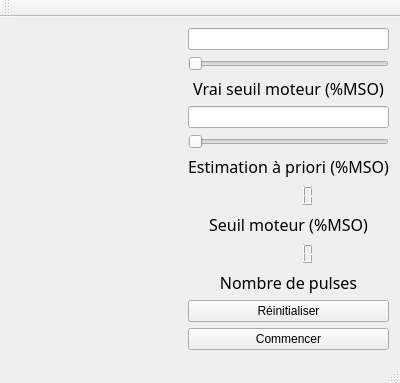
First picture: the form in mainwindow.ui, repository andreanne-lemay/PI3, before the edit.
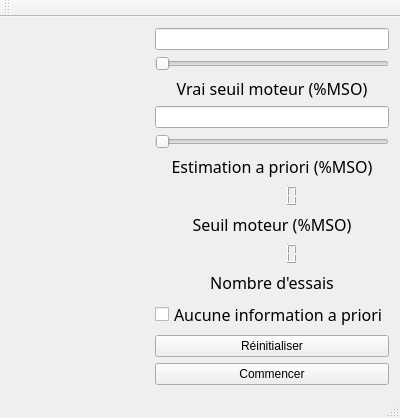
Second picture: the form after the edit. Custom widgets are drawn as their Qt base class.

Commit message: Addition of PEST method to UI

The edit to the form file:
```diff
--- a/mainwindow.ui
+++ b/mainwindow.ui
@@ -7,7 +7,7 @@
     <x>0</x>
     <y>0</y>
     <width>400</width>
-    <height>307</height>
+    <height>333</height>
    </rect>
   </property>
   <property name="sizePolicy">
@@ -126,7 +126,7 @@
          </font>
         </property>
         <property name="text">
-         <string>Estimation à priori (%MSO)</string>
+         <string>Estimation a priori (%MSO)</string>
         </property>
         <property name="alignment">
          <set>Qt::AlignCenter</set>
@@ -202,13 +202,39 @@
          </font>
         </property>
         <property name="text">
-         <string>Nombre de pulses</string>
+         <string>Nombre d'essais</string>
         </property>
         <property name="alignment">
          <set>Qt::AlignCenter</set>
         </property>
        </widget>
       </item>
+      <item>
+       <spacer name="verticalSpacer_5">
+        <property name="orientation">
+         <enum>Qt::Vertical</enum>
+        </property>
+        <property name="sizeHint" stdset="0">
+         <size>
+          <width>20</width>
+          <height>40</height>
+         </size>
+        </property>
+       </spacer>
+      </item>
+      <item alignment="Qt::AlignHCenter|Qt::AlignVCenter">
+       <widget class="QCheckBox" name="checkBox">
+        <property name="font">
+         <font>
+          <family>FontAwesome</family>
+          <pointsize>12</pointsize>
+         </font>
+        </property>
+        <property name="text">
+         <string>Aucune information a priori</string>
+        </property>
+       </widget>
+      </item>
       <item>
        <spacer name="verticalSpacer">
         <property name="orientation">
```
The commit also changes 6 other files.
